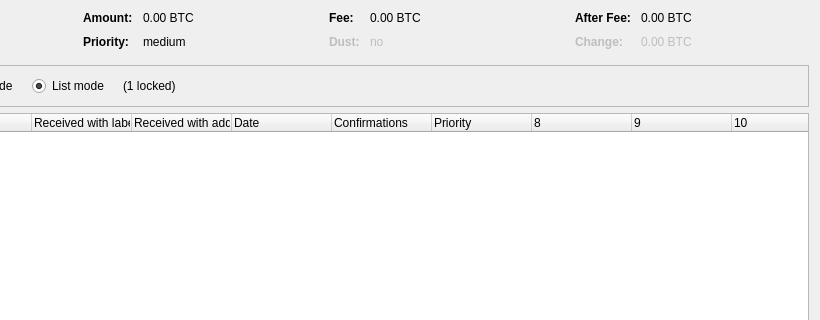
This is src/qt/forms/coincontroldialog.ui in cruzezy/bitcoin as Qt 5 draws it before an edit; both pictures show x 180 to 1000 and y 0 to 320 of the 1000 by 500 pixel window. The edited form follows.
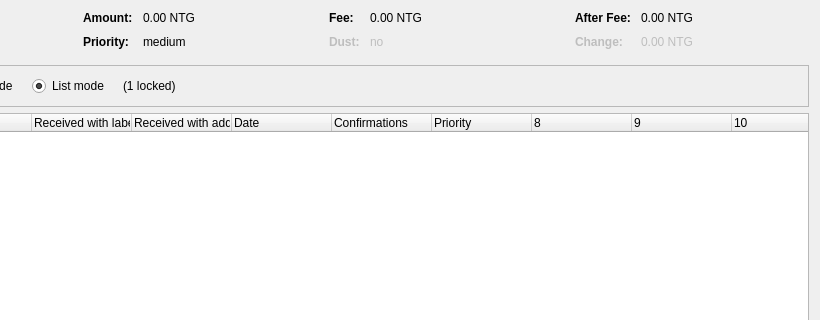
This is the edited form. Custom widgets are drawn as their Qt base class.

Patch:
```diff
--- a/src/qt/forms/coincontroldialog.ui
+++ b/src/qt/forms/coincontroldialog.ui
@@ -132,7 +132,7 @@
           <enum>Qt::ActionsContextMenu</enum>
          </property>
          <property name="text">
-          <string notr="true">0.00 BTC</string>
+          <string notr="true">0.00 NTG</string>
          </property>
          <property name="textInteractionFlags">
           <set>Qt::LinksAccessibleByMouse|Qt::TextSelectableByKeyboard|Qt::TextSelectableByMouse</set>
@@ -206,7 +206,7 @@
           <enum>Qt::ActionsContextMenu</enum>
          </property>
          <property name="text">
-          <string notr="true">0.00 BTC</string>
+          <string notr="true">0.00 NTG</string>
          </property>
          <property name="textInteractionFlags">
           <set>Qt::LinksAccessibleByMouse|Qt::TextSelectableByKeyboard|Qt::TextSelectableByMouse</set>
@@ -286,7 +286,7 @@
           <enum>Qt::ActionsContextMenu</enum>
          </property>
          <property name="text">
-          <string notr="true">0.00 BTC</string>
+          <string notr="true">0.00 NTG</string>
          </property>
          <property name="textInteractionFlags">
           <set>Qt::LinksAccessibleByMouse|Qt::TextSelectableByKeyboard|Qt::TextSelectableByMouse</set>
@@ -321,7 +321,7 @@
           <enum>Qt::ActionsContextMenu</enum>
          </property>
          <property name="text">
-          <string notr="true">0.00 BTC</string>
+          <string notr="true">0.00 NTG</string>
          </property>
          <property name="textInteractionFlags">
           <set>Qt::LinksAccessibleByMouse|Qt::TextSelectableByKeyboard|Qt::TextSelectableByMouse</set>
```
